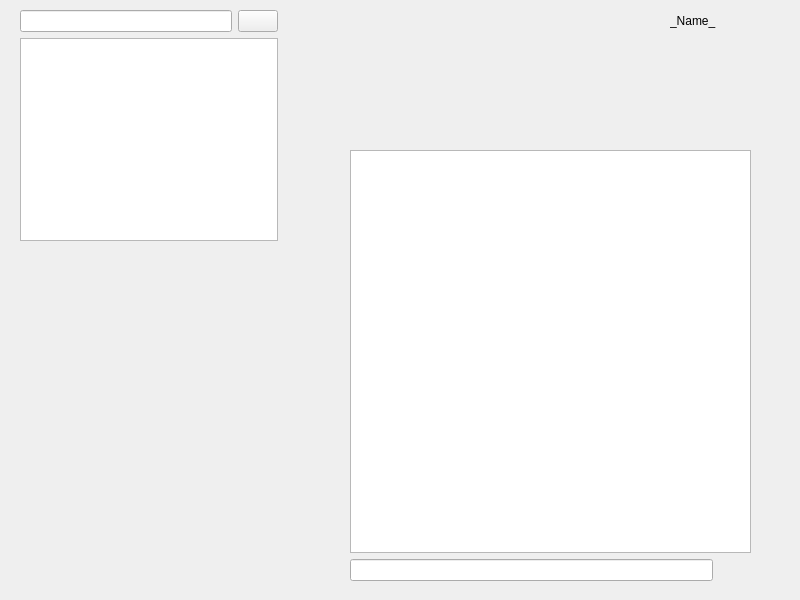
The window that mainwindow.ui (Andrii-sudo/Chat_Client) describes before a commit, drawn with Qt 5.
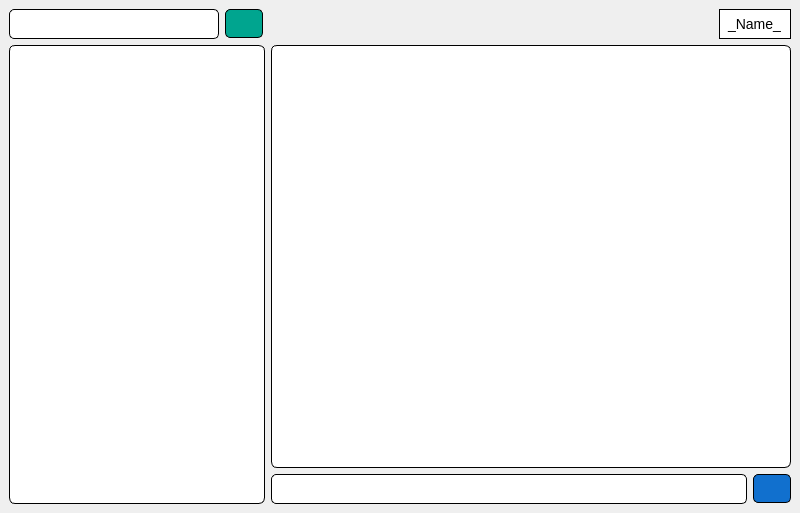
The same window after the commit. Icons and pictures are not drawn.

The edit to the form file:
```diff
--- a/mainwindow.ui
+++ b/mainwindow.ui
@@ -7,43 +7,85 @@
     <x>0</x>
     <y>0</y>
     <width>800</width>
-    <height>600</height>
+    <height>513</height>
    </rect>
   </property>
   <property name="windowTitle">
    <string>MainWindow</string>
   </property>
+  <property name="styleSheet">
+   <string notr="true">MainWindow
+ {
+    background-color: qlineargradient(spread:pad, x1:0, y1:0, x2:0, y2:1, stop:0 #A8D8A0, stop:1 #A6D8F7);
+}</string>
+  </property>
   <widget class="QWidget" name="centralwidget">
-   <widget class="QLabel" name="labName">
-    <property name="geometry">
-     <rect>
-      <x>670</x>
-      <y>10</y>
-      <width>81</width>
-      <height>21</height>
-     </rect>
-    </property>
-    <property name="text">
-     <string>_Name_</string>
-    </property>
-   </widget>
-   <widget class="QWidget" name="layoutWidget">
-    <property name="geometry">
-     <rect>
-      <x>20</x>
-      <y>10</y>
-      <width>258</width>
-      <height>231</height>
-     </rect>
-    </property>
+   <layout class="QFormLayout" name="formLayout">
+    <item row="0" column="0">
     <layout class="QVBoxLayout" name="verticalLayout">
      <item>
       <layout class="QHBoxLayout" name="horizontalLayout">
        <item>
-        <widget class="QLineEdit" name="txtSearch"/>
+         <widget class="QLineEdit" name="txtSearch">
+          <property name="minimumSize">
+           <size>
+            <width>0</width>
+            <height>30</height>
+           </size>
+          </property>
+          <property name="maximumSize">
+           <size>
+            <width>210</width>
+            <height>30</height>
+           </size>
+          </property>
+          <property name="styleSheet">
+           <string notr="true">QLineEdit {
+    border: 1px solid black;
+    border-radius: 5px;
+    padding: 5px;
+    font-size: 14px;
+    background-color: #ffffff;
+    color: black; /* Основний текст чорний */
+}
+
+QLineEdit:focus {
+    border: 1px solid #005a52;
+}
+</string>
+          </property>
+         </widget>
        </item>
        <item>
         <widget class="QPushButton" name="btnSearch">
+          <property name="minimumSize">
+           <size>
+            <width>38</width>
+            <height>29</height>
+           </size>
+          </property>
+          <property name="maximumSize">
+           <size>
+            <width>38</width>
+            <height>29</height>
+           </size>
+          </property>
+          <property name="cursor">
+           <cursorShape>PointingHandCursor</cursorShape>
+          </property>
+          <property name="styleSheet">
+           <string notr="true">QPushButton {
+    background-color: #00A58F;  /* Зелений колір */
+    border: 1px solid black;
+    border-radius: 5px;
+    padding: 5px 15px;
+    font-size: 14px;
+    color: white;
+
+}
+
+</string>
+          </property>
          <property name="text">
           <string/>
          </property>
@@ -56,38 +98,176 @@
      </item>
      <item>
       <widget class="QListView" name="lsChats">
+        <property name="maximumSize">
+         <size>
+          <width>256</width>
+          <height>16777215</height>
+         </size>
+        </property>
+        <property name="cursor" stdset="0">
+         <cursorShape>ArrowCursor</cursorShape>
+        </property>
+        <property name="styleSheet">
+         <string notr="true">QListView {
+    border: 1px solid #b2b2b2;      /* Тонка сіренька обводка */
+    border: 1px solid black;
+    border-radius: 6px;             /* Заокруглені кути */
+    padding: 5px;                   /* Відступи всередині списку */
+    background-color: #ffffff;      /* Білий фон для списку */
+    color: black;                   /* Чорний колір тексту */
+}
+
+QListView::item {
+    padding: 5px;                   /* Відступи для кожного елементу */
+}
+
+QListView::item:selected {
+    background-color: #00A58F;      /* Той самий темно-зелений фон для вибраного 005a52 елемента */
+    color: white;                   /* Білий колір тексту для вибраних елементів */
+}
+
+
+QListView::item:selected {
+    background-color: #4E8B85; /* Темніший зелений для вибраних елементів */
+    color: white;
+}</string>
+        </property>
        <property name="editTriggers">
         <set>QAbstractItemView::EditTrigger::NoEditTriggers</set>
        </property>
       </widget>
      </item>
     </layout>
-   </widget>
-   <widget class="QWidget" name="">
-    <property name="geometry">
-     <rect>
-      <x>350</x>
-      <y>150</y>
-      <width>401</width>
-      <height>431</height>
-     </rect>
-    </property>
-    <layout class="QVBoxLayout" name="verticalLayout_2">
-     <item>
-      <widget class="QPlainTextEdit" name="txtChat"/>
-     </item>
+    </item>
+    <item row="0" column="1">
+     <layout class="QVBoxLayout" name="verticalLayout_3">
      <item>
-      <layout class="QHBoxLayout" name="horizontalLayout_2">
+       <layout class="QHBoxLayout" name="horizontalLayout_3">
        <item>
-        <widget class="QLineEdit" name="txtMessage"/>
+         <spacer name="horizontalSpacer">
+          <property name="orientation">
+           <enum>Qt::Orientation::Horizontal</enum>
+          </property>
+          <property name="sizeHint" stdset="0">
+           <size>
+            <width>40</width>
+            <height>20</height>
+           </size>
+          </property>
+         </spacer>
        </item>
        <item>
-        <widget class="QPushButton" name="btnSend">
+         <widget class="QPushButton" name="pushButton">
+          <property name="minimumSize">
+           <size>
+            <width>30</width>
+            <height>30</height>
+           </size>
+          </property>
          <property name="styleSheet">
           <string notr="true">QPushButton
 {
         background-color: transparent;
         border: none;
+        color: #1dc283;
+		font-size: 14px;
+}</string>
+          </property>
+          <property name="text">
+           <string/>
+          </property>
+          <property name="icon">
+           <iconset theme="QIcon::ThemeIcon::UserAvailable"/>
+          </property>
+         </widget>
+        </item>
+        <item>
+         <widget class="QLabel" name="labName">
+          <property name="styleSheet">
+           <string notr="true">QLabel {
+    border: 1px solid black;      /* Тонка чорна обводка */
+    border-radius: 0px;           /* Заокруглені кути */
+    padding: 5px;                 /* Відступи всередині */
+    font-size: 14px;              /* Розмір шрифту */
+    background-color: #ffffff;    /* Білий фон */
+    color: black;                 /* Чорний колір тексту */
+}</string>
+          </property>
+          <property name="text">
+           <string>_Name_</string>
+          </property>
+         </widget>
+        </item>
+       </layout>
+      </item>
+      <item>
+       <layout class="QVBoxLayout" name="verticalLayout_2">
+        <item>
+         <widget class="QPlainTextEdit" name="txtChat">
+          <property name="styleSheet">
+           <string notr="true">QPlainTextEdit {
+    border: 1px solid black;      /* Тонка сіренька обводка */
+    border-radius: 6px;             /* Заокруглені кути */
+    padding: 5px;                   /* Відступи всередині поля вводу */
+    background-color: #ffffff;      /* Білий фон для поля */
+    color: black;                   /* Чорний колір тексту */
+}
+
+QPlainTextEdit:focus {
+    border: 1px solid #00A58F;      /* Зелена обводка при фокусі (як для вибраних елементів у списку) */
+}
+
+QPlainTextEdit::plainTextDocument {
+    padding: 5px;                   /* Відступи всередині текстового поля */
+}</string>
+          </property>
+         </widget>
+        </item>
+        <item>
+         <layout class="QHBoxLayout" name="horizontalLayout_2">
+          <item>
+           <widget class="QLineEdit" name="txtMessage">
+            <property name="styleSheet">
+             <string notr="true">QLineEdit {
+    border: 1px solid black;
+    border-radius: 5px;
+    padding: 5px;
+    font-size: 14px;
+    background-color: #ffffff;
+    color: black; /* Основний текст чорний */
+}
+
+QLineEdit:focus {
+    border: 1px solid #005a52;
+}
+</string>
+            </property>
+           </widget>
+          </item>
+          <item>
+           <widget class="QPushButton" name="btnSend">
+            <property name="minimumSize">
+             <size>
+              <width>38</width>
+              <height>29</height>
+             </size>
+            </property>
+            <property name="maximumSize">
+             <size>
+              <width>38</width>
+              <height>29</height>
+             </size>
+            </property>
+            <property name="styleSheet">
+             <string notr="true">
+QPushButton {
+    background-color: #1170CE;  /* Зелений колір */
+    border: 1px solid black;
+    border-radius: 5px;
+    padding: 5px 15px;
+    font-size: 14px;
+    color: white;
+
 }</string>
          </property>
          <property name="text">
@@ -101,7 +281,10 @@
       </layout>
      </item>
     </layout>
-   </widget>
+      </item>
+     </layout>
+    </item>
+   </layout>
   </widget>
  </widget>
  <resources/>
```
Left out of the diff: 3 changed lines with no effect on the pictures. Lines whose indentation alone changed are shown as unchanged.
